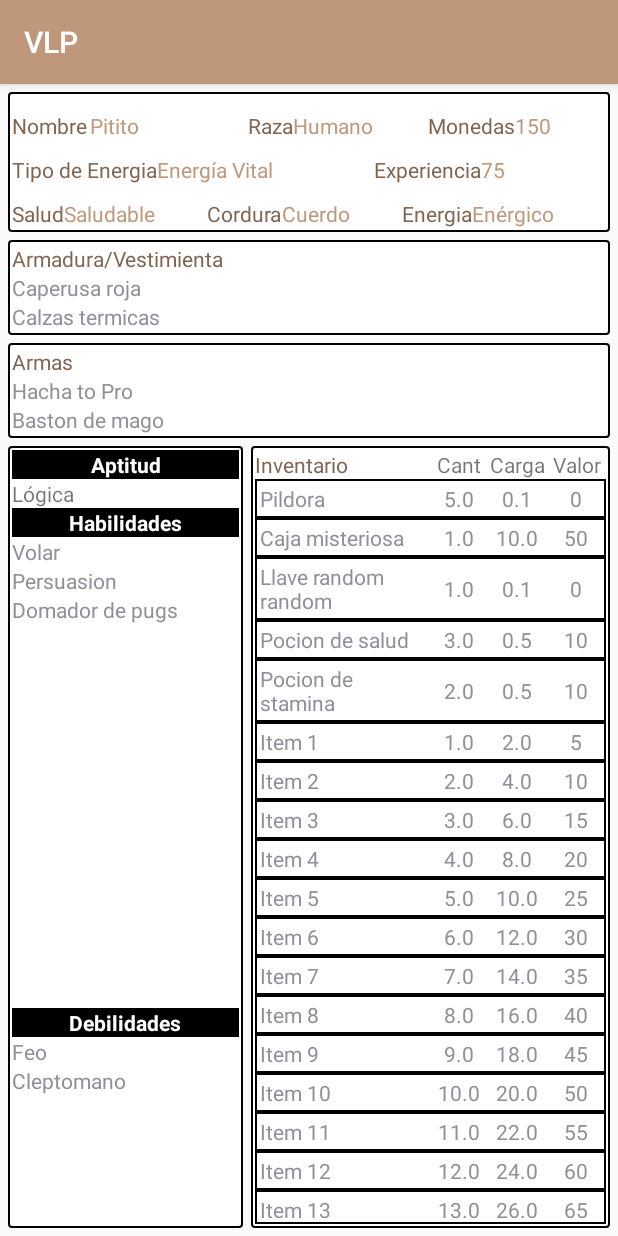
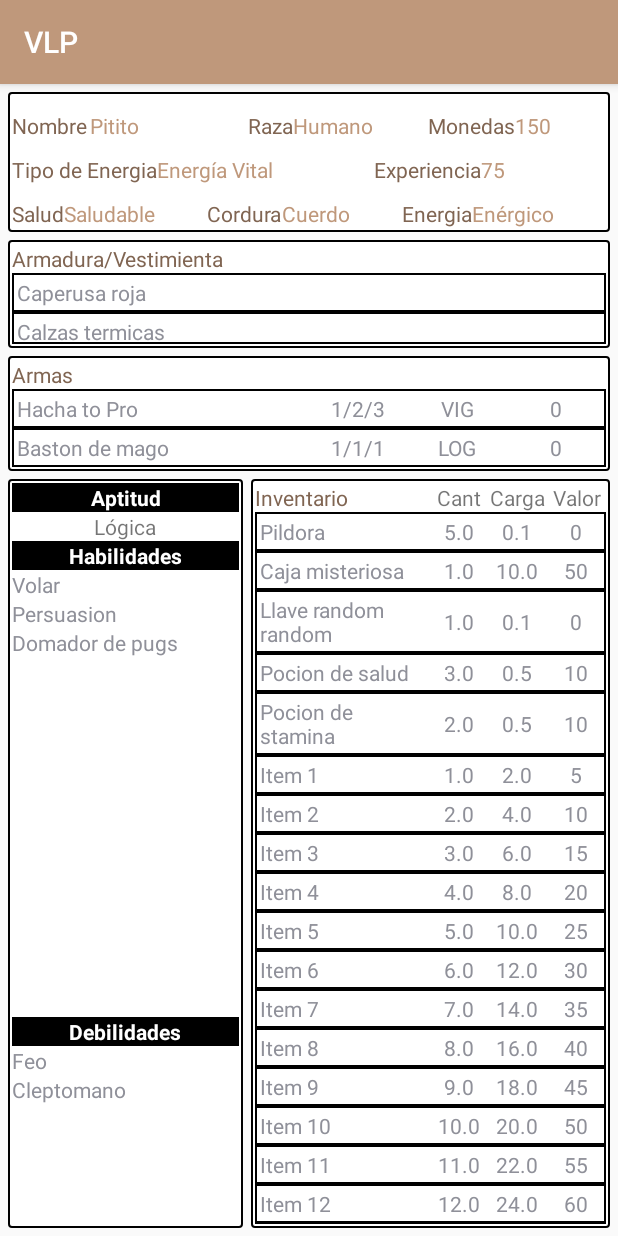
Before and after one commit to tomasdozo/VLP, an Android app: the screen it shows after launch (MainActivity), on a phone screen of 412 x 824 dp. Run offline under Robolectric (Android 15) with nearby library versions, the light colour scheme and no system bars.

Commit message:
Wearables 1.0

```diff
--- a/app/src/main/java/com/tdozo/vlp/MainActivity.java
+++ b/app/src/main/java/com/tdozo/vlp/MainActivity.java
@@ -6,6 +6,7 @@ import android.view.Gravity;
 import android.view.View;
 import android.view.ViewGroup;
 import android.widget.LinearLayout;
+import android.widget.TableLayout;
 import android.widget.TableRow;
 import android.widget.TextView;
 
@@ -37,12 +38,12 @@ public class MainActivity extends AppCompatActivity {
     TextView view_health;
     TextView view_sanity;
     TextView view_energy;
-    LinearLayout view_wearables;
-    LinearLayout view_weapons;
+    TableLayout view_wearables;
+    TableLayout view_weapons;
     TextView view_aptitude;
     LinearLayout view_skills;
     LinearLayout view_weakness;
-    LinearLayout view_inventory;
+    TableLayout view_inventory;
 
     boolean characterLoaded = false;
 
@@ -112,16 +113,8 @@ public class MainActivity extends AppCompatActivity {
         view_health.setText(cha.getHealth().getName());
         view_sanity.setText(cha.getSanity().getName());
         view_energy.setText(cha.getEnergy().getName());
-        for (Wearable wearable : cha.getWearables().getWearables()) {
-            TextView view = new TextView(getBaseContext());
-            view.setText(wearable.getName());
-            view_wearables.addView(view);
-        }
-        for (Weapon weapon : cha.getWeapons().getWeapons()) {
-            TextView view = new TextView(getBaseContext());
-            view.setText(weapon.getName());
-            view_weapons.addView(view);
-        }
+        showWearables();
+        showWeapons();
         view_aptitude.setText(cha.getAptitude().getName());
         for (Attribute skill : cha.getSkills()) {
             TextView view = new TextView(getBaseContext());
@@ -133,6 +126,72 @@ public class MainActivity extends AppCompatActivity {
             view.setText(weakness.getName());
             view_weakness.addView(view);
         }
+        showInventory();
+
+    }
+
+    private void showWearables() {
+        for (Wearable wearable : cha.getWearables().getWearables()) {
+            TableRow row = new TableRow(getBaseContext());
+            row.setBackground(ContextCompat.getDrawable(this, R.drawable.border));
+            row.setGravity(Gravity.CENTER_VERTICAL);
+
+
+            TextView col0 = new TextView(getBaseContext());
+            col0.setText(wearable.getName());
+            col0.setTextAlignment(View.TEXT_ALIGNMENT_TEXT_START);
+            col0.setLayoutParams(new TableRow.LayoutParams(0, ViewGroup.LayoutParams.WRAP_CONTENT, 1.0f));
+            col0.setGravity(Gravity.CENTER_VERTICAL);
+            col0.setPadding(5, 5, 0, 5);
+            row.addView(col0);
+
+            view_wearables.addView(row);
+        }
+    }
+
+    private void showWeapons() {
+        for (Weapon weapon : cha.getWeapons().getWeapons()) {
+            TableRow row = new TableRow(getBaseContext());
+            row.setBackground(ContextCompat.getDrawable(this, R.drawable.border));
+            row.setGravity(Gravity.CENTER_VERTICAL);
+
+
+            TextView col0 = new TextView(getBaseContext());
+            col0.setText(weapon.getName());
+            col0.setTextAlignment(View.TEXT_ALIGNMENT_TEXT_START);
+            col0.setLayoutParams(new TableRow.LayoutParams(0, ViewGroup.LayoutParams.WRAP_CONTENT, 3.0f));
+            col0.setGravity(Gravity.CENTER_VERTICAL);
+            col0.setPadding(5, 5, 0, 5);
+            row.addView(col0);
+
+            TableRow.LayoutParams param = new TableRow.LayoutParams(0, ViewGroup.LayoutParams.MATCH_PARENT, 1.0f);
+
+            TextView col1 = new TextView(getBaseContext());
+            col1.setText(String.valueOf(weapon.getDamage()));
+            col1.setTextAlignment(View.TEXT_ALIGNMENT_CENTER);
+            col1.setLayoutParams(param);
+            col1.setGravity(Gravity.CENTER_VERTICAL);
+            row.addView(col1);
+
+            TextView col2 = new TextView(getBaseContext());
+            col2.setText(String.valueOf(weapon.getAptitude()));
+            col2.setTextAlignment(View.TEXT_ALIGNMENT_CENTER);
+            col2.setLayoutParams(param);
+            col2.setGravity(Gravity.CENTER_VERTICAL);
+            row.addView(col2);
+
+            TextView col3 = new TextView(getBaseContext());
+            col3.setText(String.valueOf(weapon.getCapacity()));
+            col3.setTextAlignment(View.TEXT_ALIGNMENT_CENTER);
+            col3.setLayoutParams(param);
+            col3.setGravity(Gravity.CENTER_VERTICAL);
+            row.addView(col3);
+
+            view_weapons.addView(row);
+        }
+    }
+
+    private void showInventory() {
         for (Item item : cha.getInventory().getItems()) {
             TableRow row = new TableRow(getBaseContext());
             row.setBackground(ContextCompat.getDrawable(this, R.drawable.border));
@@ -172,7 +231,6 @@ public class MainActivity extends AppCompatActivity {
 
             view_inventory.addView(row);
         }
-
     }
 
     private void seed() {
@@ -210,5 +268,9 @@ public class MainActivity extends AppCompatActivity {
         //seed armadura
         cha.addWearable("Caperusa roja", "Mision secundaria visitar el bosque", 1, 30);
         cha.addWearable("Calzas termicas", "Para aguantar el frio", 0.5, 10);
+        cha.addWearable("Caperusa Azul", "Something", 1, 30);
+        cha.addWearable("Calzas atermicas", "Para tener  frio", 0.5, 10);
+
+
     }
 }
--- a/app/src/main/res/layout/activity_main.xml
+++ b/app/src/main/res/layout/activity_main.xml
@@ -7,7 +7,7 @@
     tools:context=".MainActivity">
 
     <LinearLayout
-        android:id="@+id/linearLayout"
+        android:id="@+id/linearLayoutGeneral"
         android:layout_width="0dp"
         android:layout_height="wrap_content"
         android:layout_margin="5dp"
@@ -156,30 +156,37 @@
 
     </LinearLayout>
 
-    <ScrollView
-        android:id="@+id/scrollView2"
+    <LinearLayout
+        android:id="@+id/linearLayoutWearables"
         android:layout_width="match_parent"
         android:layout_height="wrap_content"
         android:layout_margin="5dp"
         android:background="@drawable/rounded_border"
+        android:orientation="vertical"
         app:layout_constraintEnd_toEndOf="parent"
+        app:layout_constraintHeight_max="72dp"
         app:layout_constraintStart_toStartOf="parent"
-        app:layout_constraintTop_toBottomOf="@+id/linearLayout">
+        app:layout_constraintTop_toBottomOf="@+id/linearLayoutGeneral">
 
-        <LinearLayout
-            android:id="@+id/wearables"
+        <TextView
+            android:id="@+id/textView16"
             android:layout_width="match_parent"
             android:layout_height="wrap_content"
-            android:orientation="vertical">
+            android:text="Armadura/Vestimienta"
+            android:textColor="@color/colorPrimaryDark" />
 
-            <TextView
-                android:id="@+id/textView16"
+        <ScrollView
+            android:layout_width="match_parent"
+            android:layout_height="wrap_content"
+            android:background="@drawable/border">
+
+            <TableLayout
+                android:id="@+id/wearables"
                 android:layout_width="match_parent"
-                android:layout_height="wrap_content"
-                android:text="Armadura/Vestimienta"
-                android:textColor="@color/colorPrimaryDark" />
-        </LinearLayout>
-    </ScrollView>
+                android:layout_height="wrap_content" />
+        </ScrollView>
+
+    </LinearLayout>
 
     <ScrollView
         android:id="@+id/scrollView3"
@@ -189,10 +196,10 @@
         android:background="@drawable/rounded_border"
         app:layout_constraintEnd_toEndOf="parent"
         app:layout_constraintStart_toStartOf="parent"
-        app:layout_constraintTop_toBottomOf="@+id/scrollView2">
+        app:layout_constraintTop_toBottomOf="@+id/linearLayoutWearables">
 
         <LinearLayout
-            android:id="@+id/weapons"
+            android:id="@+id/linearLayoutWeapons"
             android:layout_width="match_parent"
             android:layout_height="wrap_content"
             android:orientation="vertical">
@@ -203,6 +210,11 @@
                 android:layout_height="wrap_content"
                 android:text="Armas"
                 android:textColor="@color/colorPrimaryDark" />
+
+            <TableLayout
+                android:id="@+id/weapons"
+                android:layout_width="match_parent"
+                android:layout_height="match_parent" />
         </LinearLayout>
     </ScrollView>
 
@@ -233,7 +245,7 @@
 
         <TextView
             android:id="@+id/aptitude"
-            android:layout_width="wrap_content"
+            android:layout_width="match_parent"
             android:layout_height="wrap_content"
             android:textAlignment="center" />
 
```
